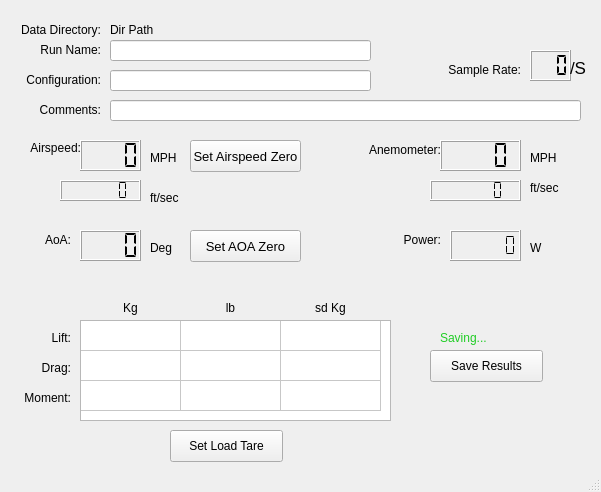
Above: Tunnel_Model.ui from n2ee/Wind-Tunnel-GUI before the change. Below: the same form after it.
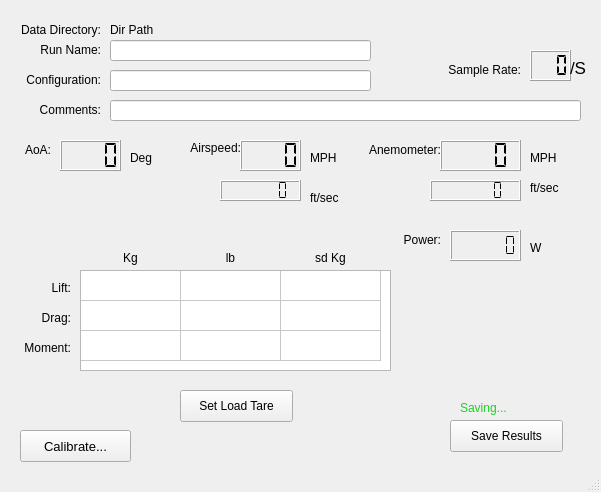
That is the form after the change.

Commit message:
Remove airspeed zero button, AoA zero button; add calibrate button
Move the airspeed and aoa zero buttons to new calibrate dialog; add a "calibrate..." button to display that dialog.

The edit to the form file:
```diff
--- a/Tunnel_Model.ui
+++ b/Tunnel_Model.ui
@@ -17,8 +17,8 @@
    <widget class="QPushButton" name="btnLoadTare">
     <property name="geometry">
      <rect>
-      <x>170</x>
-      <y>430</y>
+      <x>180</x>
+      <y>390</y>
       <width>113</width>
       <height>32</height>
      </rect>
@@ -43,8 +43,8 @@
    <widget class="QPushButton" name="btnSaveResults">
     <property name="geometry">
      <rect>
-      <x>430</x>
-      <y>350</y>
+      <x>450</x>
+      <y>420</y>
       <width>113</width>
       <height>32</height>
      </rect>
@@ -52,6 +52,12 @@
     <property name="text">
      <string>Save Results</string>
     </property>
+    <property name="default">
+     <bool>false</bool>
+    </property>
+    <property name="flat">
+     <bool>false</bool>
+    </property>
    </widget>
    <widget class="QLabel" name="lblRunName">
     <property name="geometry">
@@ -98,7 +104,7 @@
    <widget class="QLabel" name="lblAirspeed">
     <property name="geometry">
      <rect>
-      <x>20</x>
+      <x>180</x>
       <y>140</y>
       <width>61</width>
       <height>16</height>
@@ -114,7 +120,7 @@
    <widget class="QLabel" name="lblMPH">
     <property name="geometry">
      <rect>
-      <x>150</x>
+      <x>310</x>
       <y>150</y>
       <width>31</width>
       <height>16</height>
@@ -127,7 +133,7 @@
    <widget class="QLabel" name="lblFtPerSec">
     <property name="geometry">
      <rect>
-      <x>150</x>
+      <x>310</x>
       <y>190</y>
       <width>41</width>
       <height>16</height>
@@ -140,7 +146,7 @@
    <widget class="QLCDNumber" name="outSpeedMPH">
     <property name="geometry">
      <rect>
-      <x>80</x>
+      <x>240</x>
       <y>140</y>
       <width>61</width>
       <height>31</height>
@@ -162,7 +168,7 @@
     <property name="geometry">
      <rect>
       <x>40</x>
-      <y>330</y>
+      <y>280</y>
       <width>31</width>
       <height>16</height>
      </rect>
@@ -178,7 +184,7 @@
     <property name="geometry">
      <rect>
       <x>30</x>
-      <y>360</y>
+      <y>310</y>
       <width>41</width>
       <height>16</height>
      </rect>
@@ -194,7 +200,7 @@
     <property name="geometry">
      <rect>
       <x>10</x>
-      <y>390</y>
+      <y>340</y>
       <width>61</width>
       <height>16</height>
      </rect>
@@ -210,7 +216,7 @@
     <property name="geometry">
      <rect>
       <x>80</x>
-      <y>320</y>
+      <y>270</y>
       <width>311</width>
       <height>101</height>
      </rect>
@@ -241,7 +247,7 @@
     <property name="geometry">
      <rect>
       <x>100</x>
-      <y>300</y>
+      <y>250</y>
       <width>61</width>
       <height>16</height>
      </rect>
@@ -257,7 +263,7 @@
     <property name="geometry">
      <rect>
       <x>200</x>
-      <y>300</y>
+      <y>250</y>
       <width>61</width>
       <height>16</height>
      </rect>
@@ -273,7 +279,7 @@
     <property name="geometry">
      <rect>
       <x>300</x>
-      <y>300</y>
+      <y>250</y>
       <width>61</width>
       <height>16</height>
      </rect>
@@ -304,7 +310,7 @@
    <widget class="QLCDNumber" name="outSpeedFps">
     <property name="geometry">
      <rect>
-      <x>60</x>
+      <x>220</x>
       <y>180</y>
       <width>81</width>
       <height>21</height>
@@ -336,8 +342,8 @@
    <widget class="QLabel" name="lblAoA">
     <property name="geometry">
      <rect>
-      <x>30</x>
-      <y>230</y>
+      <x>10</x>
+      <y>140</y>
       <width>41</width>
       <height>20</height>
      </rect>
@@ -352,8 +358,8 @@
    <widget class="QLCDNumber" name="outAoaDeg">
     <property name="geometry">
      <rect>
-      <x>80</x>
-      <y>230</y>
+      <x>60</x>
+      <y>140</y>
       <width>61</width>
       <height>31</height>
      </rect>
@@ -368,8 +374,8 @@
    <widget class="QLabel" name="lblDeg">
     <property name="geometry">
      <rect>
-      <x>150</x>
-      <y>240</y>
+      <x>130</x>
+      <y>150</y>
       <width>31</width>
       <height>16</height>
      </rect>
@@ -500,8 +506,8 @@
    <widget class="QPushButton" name="btnAoAZero">
     <property name="geometry">
      <rect>
-      <x>190</x>
-      <y>230</y>
+      <x>20</x>
+      <y>430</y>
       <width>111</width>
       <height>32</height>
      </rect>
@@ -512,7 +518,7 @@
      </font>
     </property>
     <property name="text">
-     <string>Set AOA Zero</string>
+     <string>Calibrate...</string>
     </property>
     <property name="toolTipDuration" stdset="0">
      <number>4</number>
@@ -537,27 +543,6 @@
      <string>/S</string>
     </property>
    </widget>
-   <widget class="QPushButton" name="btnAirspeedZero">
-    <property name="geometry">
-     <rect>
-      <x>190</x>
-      <y>140</y>
-      <width>111</width>
-      <height>32</height>
-     </rect>
-    </property>
-    <property name="font">
-     <font>
-      <pointsize>10</pointsize>
-     </font>
-    </property>
-    <property name="text">
-     <string>Set Airspeed Zero</string>
-    </property>
-    <property name="toolTipDuration" stdset="0">
-     <number>4</number>
-    </property>
-   </widget>
    <widget class="QLabel" name="lblDataDirectory">
     <property name="geometry">
      <rect>
@@ -622,8 +607,8 @@
    <widget class="QLabel" name="lblSaving">
     <property name="geometry">
      <rect>
-      <x>440</x>
-      <y>330</y>
+      <x>460</x>
+      <y>400</y>
       <width>61</width>
       <height>16</height>
      </rect>
```
Left out of the diff: 8 changed lines with no effect on the pictures. The commit also changes 1 other file.
